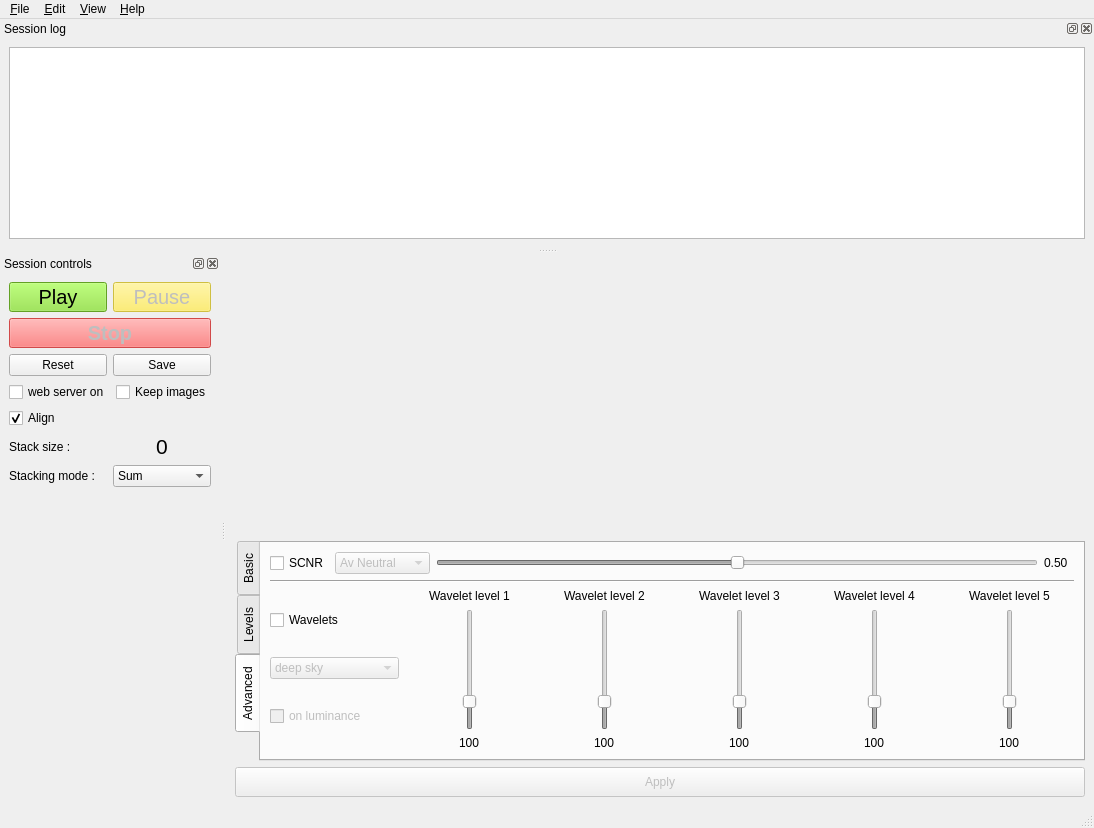
Old version of the form src/als/ui/als_ui.ui in the repository gehelem/als.
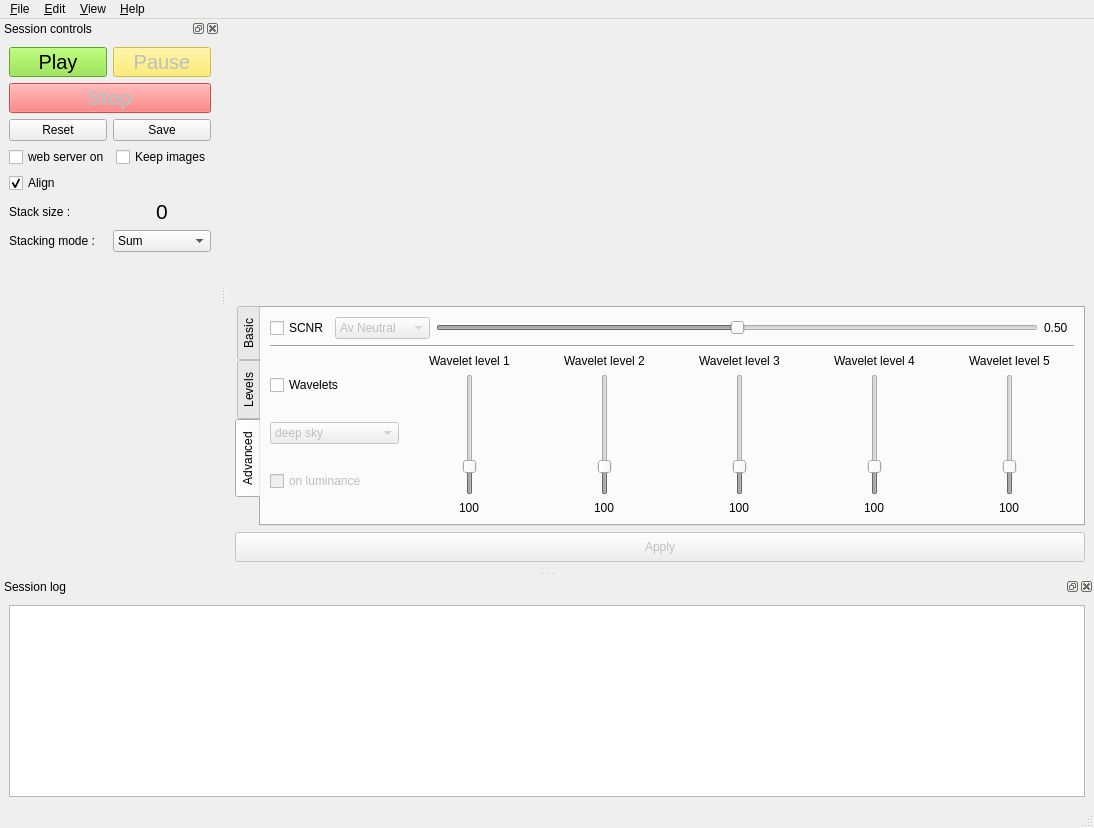
New version of the form. Icons and pictures are not drawn.

Commit message: Convert all GUI log message adds into logger.info calls

The edit to the form file:
```diff
--- a/src/als/ui/als_ui.ui
+++ b/src/als/ui/als_ui.ui
@@ -1258,32 +1258,38 @@
     <string>Session log</string>
    </property>
    <attribute name="dockWidgetArea">
-    <number>4</number>
+    <number>8</number>
    </attribute>
    <widget class="QWidget" name="dockWidgetContents_2">
     <layout class="QVBoxLayout" name="verticalLayout_14">
      <item>
-      <widget class="QTextBrowser" name="log">
-       <property name="minimumSize">
-        <size>
-         <width>300</width>
-         <height>80</height>
-        </size>
-       </property>
-       <property name="maximumSize">
-        <size>
-         <width>65535</width>
-         <height>65535</height>
-        </size>
-       </property>
+      <widget class="QListWidget" name="log">
        <property name="font">
         <font>
          <family>Courier 10 Pitch</family>
-         <pointsize>9</pointsize>
-         <weight>50</weight>
-         <bold>false</bold>
         </font>
        </property>
+       <property name="editTriggers">
+        <set>QAbstractItemView::NoEditTriggers</set>
+       </property>
+       <property name="showDropIndicator" stdset="0">
+        <bool>false</bool>
+       </property>
+       <property name="alternatingRowColors">
+        <bool>false</bool>
+       </property>
+       <property name="selectionMode">
+        <enum>QAbstractItemView::NoSelection</enum>
+       </property>
+       <property name="textElideMode">
+        <enum>Qt::ElideNone</enum>
+       </property>
+       <property name="isWrapping" stdset="0">
+        <bool>false</bool>
+       </property>
+       <property name="wordWrap">
+        <bool>true</bool>
+       </property>
       </widget>
      </item>
     </layout>
```
The commit also changes 1 other file.
